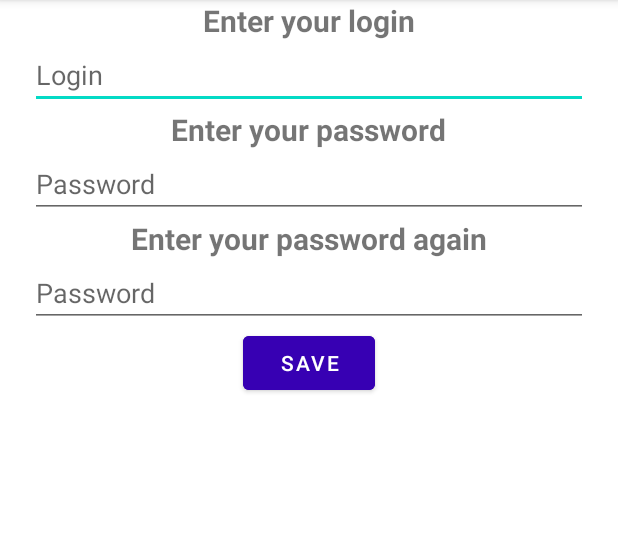
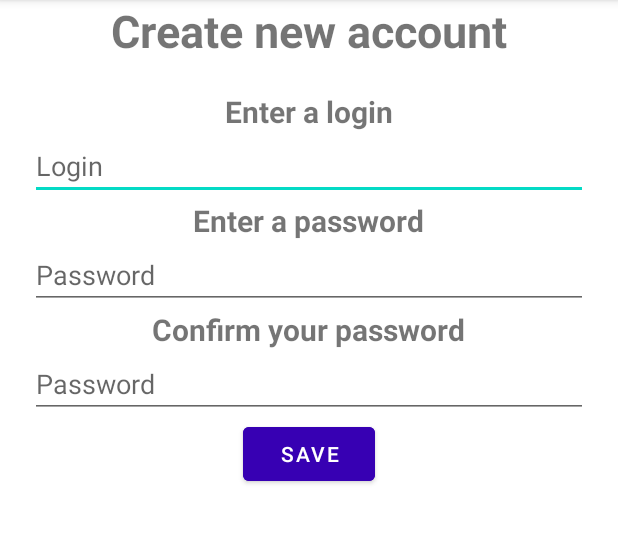
Before and after one commit to Thannajo-py/red_stripe_mobile, an Android app: the screen it shows after launch (CreateNewAccountActivity), on a phone screen of 412 x 824 dp, the part 84-628 px from its top. Run offline under Robolectric (Android 15) with nearby library versions, the phone set to English and light mode, and no system bars; our stand-ins replace Picasso, Room's generated code; pictures from the network do not load.

Commit message:
translation google friendly

```diff
--- a/app/src/main/res/layout/activity_create_new_account.xml
+++ b/app/src/main/res/layout/activity_create_new_account.xml
@@ -16,7 +16,15 @@
         <TextView
             android:layout_width="wrap_content"
             android:layout_height="wrap_content"
-            android:text="@string/enter_login"
+            android:layout_marginBottom="20dp"
+            android:text="@string/create_new_account"
+            android:textSize="30dp"
+            android:textStyle="bold" />
+
+        <TextView
+            android:layout_width="wrap_content"
+            android:layout_height="wrap_content"
+            android:text="@string/create_new_account_login"
             android:textSize="20sp"
             android:textStyle="bold" />
 
@@ -36,7 +44,7 @@
         <TextView
             android:layout_width="wrap_content"
             android:layout_height="wrap_content"
-            android:text="@string/enter_password"
+            android:text="@string/create_new_account_password"
             android:textSize="20sp"
             android:textStyle="bold" />
 
@@ -57,7 +65,7 @@
             android:id="@+id/textView4"
             android:layout_width="wrap_content"
             android:layout_height="wrap_content"
-            android:text="@string/enter_password_again"
+            android:text="@string/create_new_account_password_confirm"
             android:textSize="20sp"
             android:textStyle="bold" />
 
--- a/app/src/main/res/values/strings.xml
+++ b/app/src/main/res/values/strings.xml
@@ -160,8 +160,8 @@
     <string name="name_already_exist">
         a same type named element already exist
     </string>
-    <string name="title_activity_splash_screen">SplashScreen</string>
-    <string name="title_home">Home</string>
-    <string name="title_dashboard">Dashboard</string>
-    <string name="title_notifications">Notifications</string>
+    <string name="create_new_account">Create new account</string>
+    <string name="create_new_account_login">Enter a login</string>
+    <string name="create_new_account_password">Enter a password</string>
+    <string name="create_new_account_password_confirm">Confirm your password</string>
 </resources>
```
Also changed, not shown: 2 other files.
